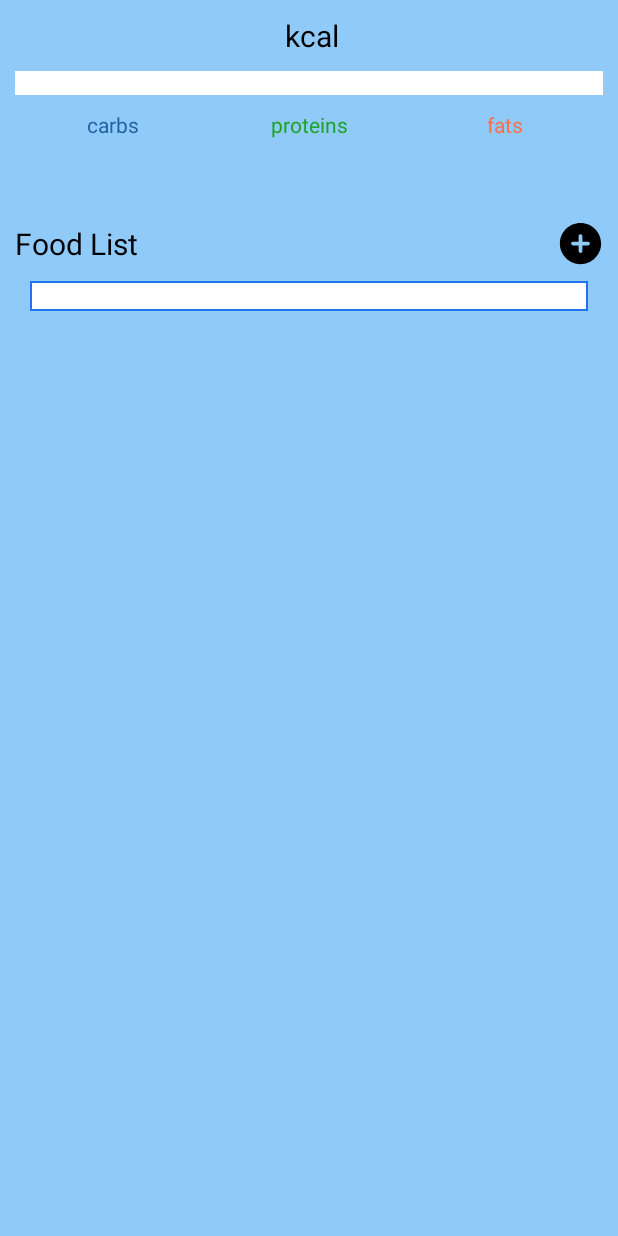
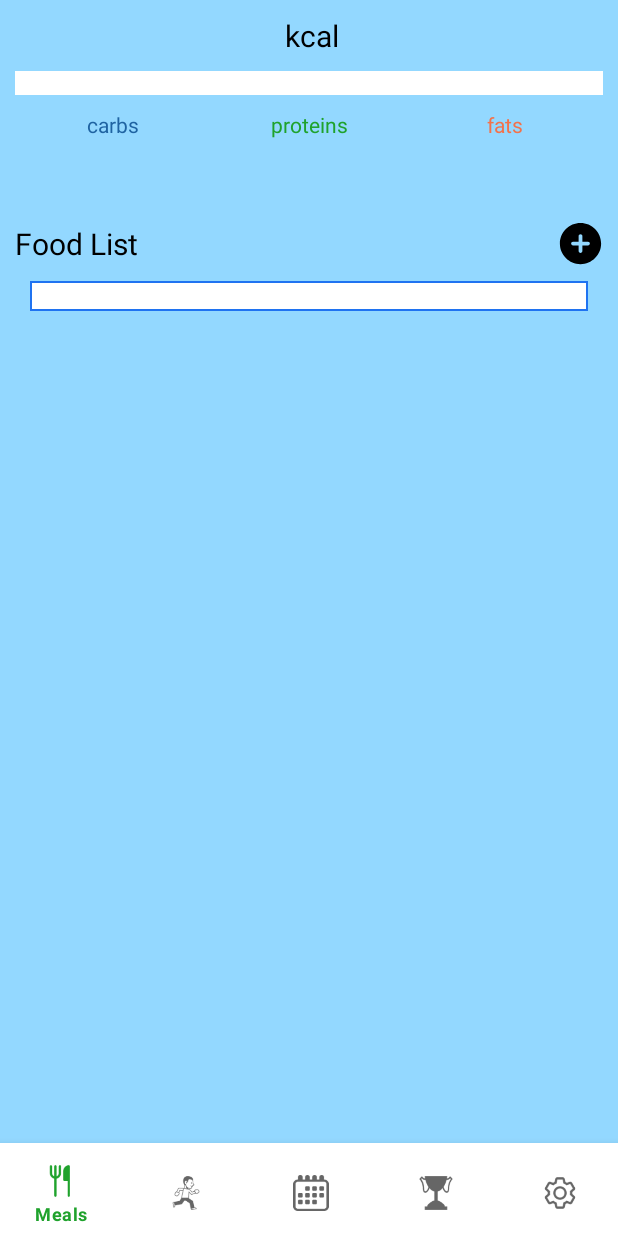
Before and after one commit to Thyme1/EatAndRun, an Android app: the screen it shows after launch once a user with an empty profile is signed in (MainActivity), on a phone screen of 412 x 824 dp. Run offline under Robolectric (Android 15) with nearby library versions, the phone set to English and light mode, and no system bars; our stand-ins replace Firebase (no records; nobody signed in at launch, a user with empty details on screens opened directly), Room's generated code, data binding, navigation-ui; 13 statements that could not run were skipped.

Commit message:
bottom nav works

```diff
--- a/app/src/main/java/com/thyme/eatandrun/MainActivity.kt
+++ b/app/src/main/java/com/thyme/eatandrun/MainActivity.kt
@@ -2,18 +2,25 @@ package com.thyme.eatandrun
 
 import android.content.Intent
 import android.os.Bundle
-import android.view.Menu
 import androidx.appcompat.app.AppCompatActivity
-import androidx.databinding.DataBindingUtil
 import androidx.navigation.NavController
-import androidx.navigation.findNavController
+import androidx.navigation.fragment.NavHostFragment
+import androidx.navigation.ui.AppBarConfiguration
+import androidx.navigation.ui.navigateUp
+import androidx.navigation.ui.setupWithNavController
+import com.google.android.material.bottomnavigation.BottomNavigationView
 import com.google.firebase.auth.FirebaseAuth
 import com.thyme.eatandrun.auth.AuthActivity
 import com.thyme.eatandrun.overview.OverviewFragment
 import com.thyme.todolist.R
+import com.thyme.todolist.databinding.ActivityMainBinding
 
 
 class MainActivity : AppCompatActivity(), OverviewFragment.OnOverviewCurrent {
+
+    private lateinit var binding: ActivityMainBinding
+    private lateinit var mNavController: NavController
+    private lateinit var mAppBarConfiguration: AppBarConfiguration
 
     override fun onOverviewCurrent(isCurrent: Boolean) {
         isOverviewCurrent = isCurrent
@@ -38,13 +45,25 @@ class MainActivity : AppCompatActivity(), OverviewFragment.OnOverviewCurrent {
 
     override fun onCreate(savedInstanceState: Bundle?) {
         super.onCreate(savedInstanceState)
-        val binding = DataBindingUtil.setContentView<com.thyme.todolist.databinding.ActivityMainBinding>(this, R.layout.activity_main)
+        binding = ActivityMainBinding.inflate(layoutInflater)
+        setContentView(binding.root)
+        setupNavigationView()
+//        val binding = DataBindingUtil.setContentView<com.thyme.todolist.databinding.ActivityMainBinding>(this, R.layout.activity_main)
 
         mAuth = FirebaseAuth.getInstance()
 
 
-//        navController = this.findNavController(R.id.nav_main_fragment)
-//        NavigationUI.setupActionBarWithNavController(this, navController)
+        //Initialize the bottom navigation view
+        //create bottom navigation view object
+        val bottomNavigationView = findViewById<BottomNavigationView
+                >(R.id.bottomNavigationView)
+        val navHostFragment = supportFragmentManager.findFragmentById(R.id.nav_host_fragment) as NavHostFragment
+        val navController = navHostFragment.navController
+        bottomNavigationView.setupWithNavController(
+            navController
+        )
+
+
 
         val incomingIntent = intent
         _selectedDate = incomingIntent.getStringExtra("date")
@@ -62,22 +81,10 @@ class MainActivity : AppCompatActivity(), OverviewFragment.OnOverviewCurrent {
         }
     }
 
-    override fun onSupportNavigateUp(): Boolean {
-        val navController = this.findNavController(R.id.nav_main_fragment)
-        return navController.navigateUp()
-    }
-
-    /** MENU */
-    override fun onPrepareOptionsMenu(menu: Menu?): Boolean {
-        if (isOverviewCurrent) {
-            menuInflater.inflate(R.menu.menu_main, menu)
-            return true
-        }
-        return false
-    }
-
-
-
+//    override fun onSupportNavigateUp(): Boolean {
+//        val navController = this.findNavController(R.id.nav_host_fragment)
+//        return navController.navigateUp()
+//    }
 
 
 
@@ -91,4 +98,21 @@ class MainActivity : AppCompatActivity(), OverviewFragment.OnOverviewCurrent {
 
 
 
+    private fun setupNavigationView() {
+
+        val navHostFragment =
+            supportFragmentManager.findFragmentById(R.id.nav_host_fragment) as NavHostFragment
+
+        mNavController = navHostFragment.navController
+        mAppBarConfiguration = AppBarConfiguration(
+            setOf(
+                R.id.action_overviewFragment_to_searchFragment,
+            )
+        )
+    }
+
+    override fun onSupportNavigateUp(): Boolean {
+        return mNavController.navigateUp(mAppBarConfiguration) || super.onSupportNavigateUp()
+    }
+
 }
--- a/app/src/main/res/layout/activity_main.xml
+++ b/app/src/main/res/layout/activity_main.xml
@@ -1,22 +1,38 @@
 <?xml version="1.0" encoding="utf-8"?>
-<layout xmlns:android="http://schemas.android.com/apk/res/android"
-    xmlns:app="http://schemas.android.com/apk/res-auto">
-
-
-    <LinearLayout
+<androidx.constraintlayout.widget.ConstraintLayout xmlns:android="http://schemas.android.com/apk/res/android"
+    xmlns:app="http://schemas.android.com/apk/res-auto"
+    xmlns:tools="http://schemas.android.com/tools"
+    android:id="@+id/container"
     android:layout_width="match_parent"
     android:layout_height="match_parent"
-        android:orientation="vertical">
+    android:background="@color/blue_light"
+    tools:context="com.thyme.eatandrun.MainActivity">
+
+    <com.google.android.material.bottomnavigation.BottomNavigationView
+        android:id="@+id/bottomNavigationView"
+        android:layout_width="415dp"
+        android:layout_height="62dp"
+        android:background="@color/white"
+        android:maxHeight="@dimen/separation_small"
+        android:paddingTop="5dp"
+        app:layout_constraintBottom_toBottomOf="parent"
+        app:layout_constraintLeft_toLeftOf="parent"
+        app:layout_constraintRight_toRightOf="parent"
+        app:menu="@menu/bottom_nav_menu" />
 
 
     <androidx.fragment.app.FragmentContainerView
-            android:id="@+id/nav_main_fragment"
+        android:id="@+id/nav_host_fragment"
         android:name="androidx.navigation.fragment.NavHostFragment"
         android:layout_width="match_parent"
-            android:layout_height="match_parent"
+        android:layout_height="0dp"
         app:defaultNavHost="true"
+        app:layout_constraintBottom_toTopOf="@id/bottomNavigationView"
+        app:layout_constraintEnd_toEndOf="parent"
+        app:layout_constraintStart_toStartOf="parent"
+        app:layout_constraintTop_toTopOf="parent"
+        app:layout_constraintVertical_bias="1.0"
         app:navGraph="@navigation/navigation_main" />
-    </LinearLayout>
 
 
-</layout>
+</androidx.constraintlayout.widget.ConstraintLayout>
--- /dev/null
+++ b/app/src/main/res/menu/bottom_nav_menu.xml
@@ -0,0 +1,26 @@
+<?xml version="1.0" encoding="utf-8"?>
+<menu xmlns:android="http://schemas.android.com/apk/res/android">
+    <item
+        android:id="@+id/overviewFragment"
+        android:icon="@drawable/food_small"
+        android:title="@string/meals" />
+
+    <item
+        android:id="@+id/navigations_run"
+        android:icon="@drawable/runner_small"
+        android:title="@string/Run" />
+
+    <item
+        android:id="@+id/navigation_plan"
+        android:icon="@drawable/calendar_small"
+        android:title="@string/plan" />
+    <item
+        android:id="@+id/navigation_history"
+        android:icon="@drawable/trophy_small"
+        android:title="@string/history" />
+
+    <item
+        android:id="@+id/settingsFragment"
+        android:icon="@drawable/settings_small"
+        android:title="@string/settings" />
+</menu>
--- a/app/src/main/res/navigation/navigation_main.xml
+++ b/app/src/main/res/navigation/navigation_main.xml
@@ -42,5 +42,9 @@
                 android:id="@+id/action_overviewFragment_to_searchFragment"
                 app:destination="@id/searchFragment" />
     </fragment>
+    <fragment
+        android:id="@+id/settingsFragment"
+        android:name="com.thyme.eatandrun.settings.SettingsFragment"
+        android:label="SettingsFragment" />
 
 </navigation>
```
Also changed, not shown: app/src/main/java/com/thyme/eatandrun/settings/SettingsFragment.kt (added, +57 -0 lines), app/src/main/java/com/thyme/eatandrun/settings/SettingsViewModel.kt (added, +12 -0 lines), app/src/main/res/layout/fragment_settings.xml (added, +266 -0 lines). Lines whose indentation alone changed are shown as unchanged.
